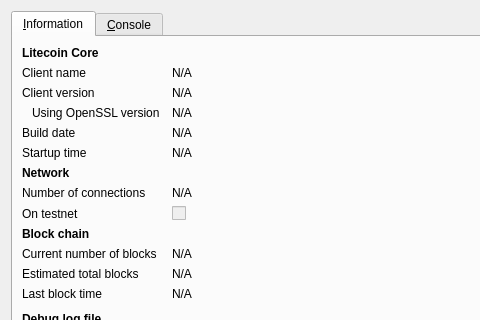
Above: src/qt/forms/rpcconsole.ui from alleck/SatyrCoin before the change; both pictures show x 0 to 480 and y 0 to 320 of the 740 by 450 pixel window. Below: the same form after it.
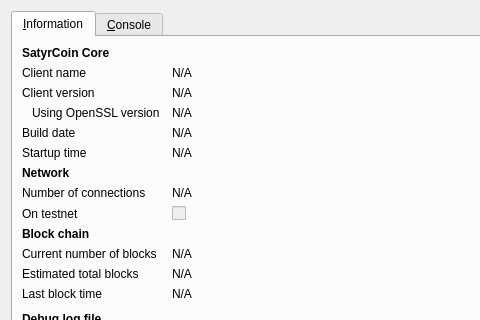
That is the form after the change. Icons and pictures are not drawn.

The edit to the form file:
```diff
--- a/src/qt/forms/rpcconsole.ui
+++ b/src/qt/forms/rpcconsole.ui
@@ -36,7 +36,7 @@
           </font>
          </property>
          <property name="text">
-          <string>Litecoin Core</string>
+          <string>SatyrCoin Core</string>
          </property>
         </widget>
        </item>
```
Left out of the diff: 6 changed lines with no effect on the pictures.
